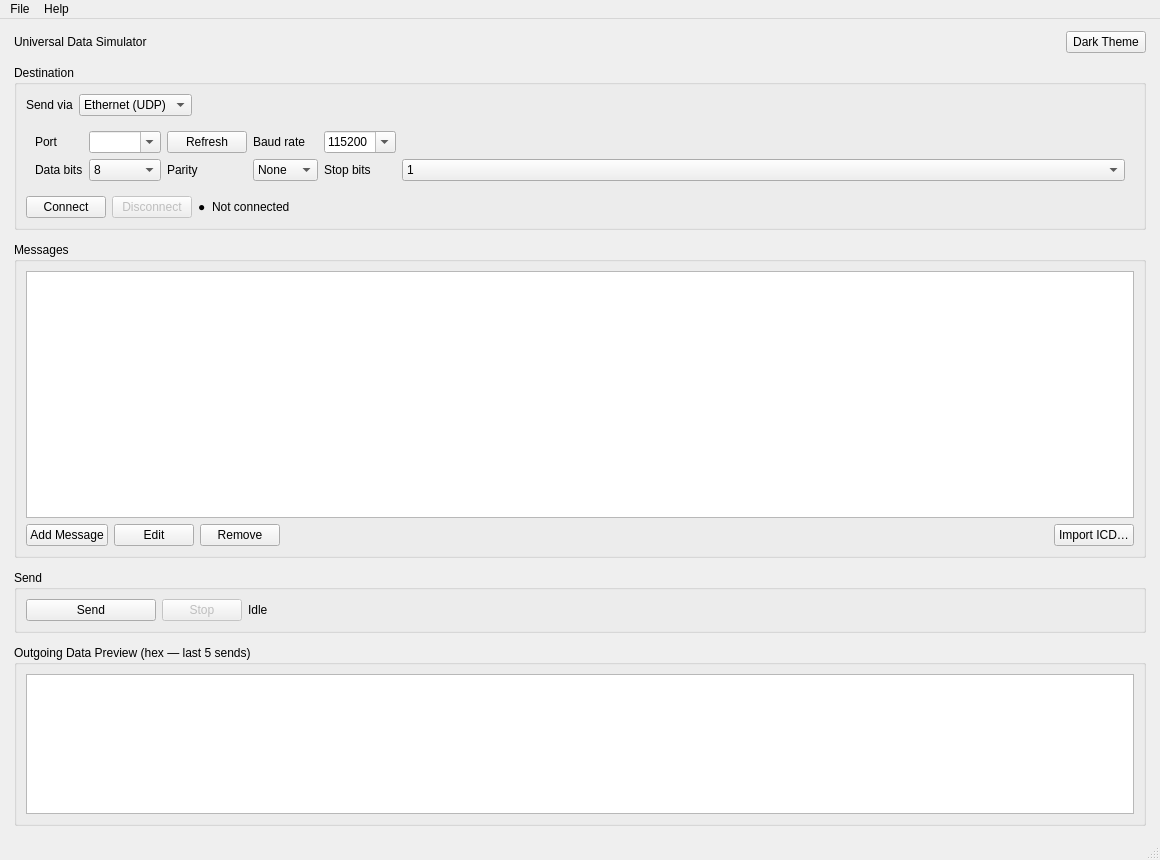
Above: app_simulator/forms/SimulatorWindow.ui from rohityaduvxnshi/pcapfile before the change. Below: the same form after it.
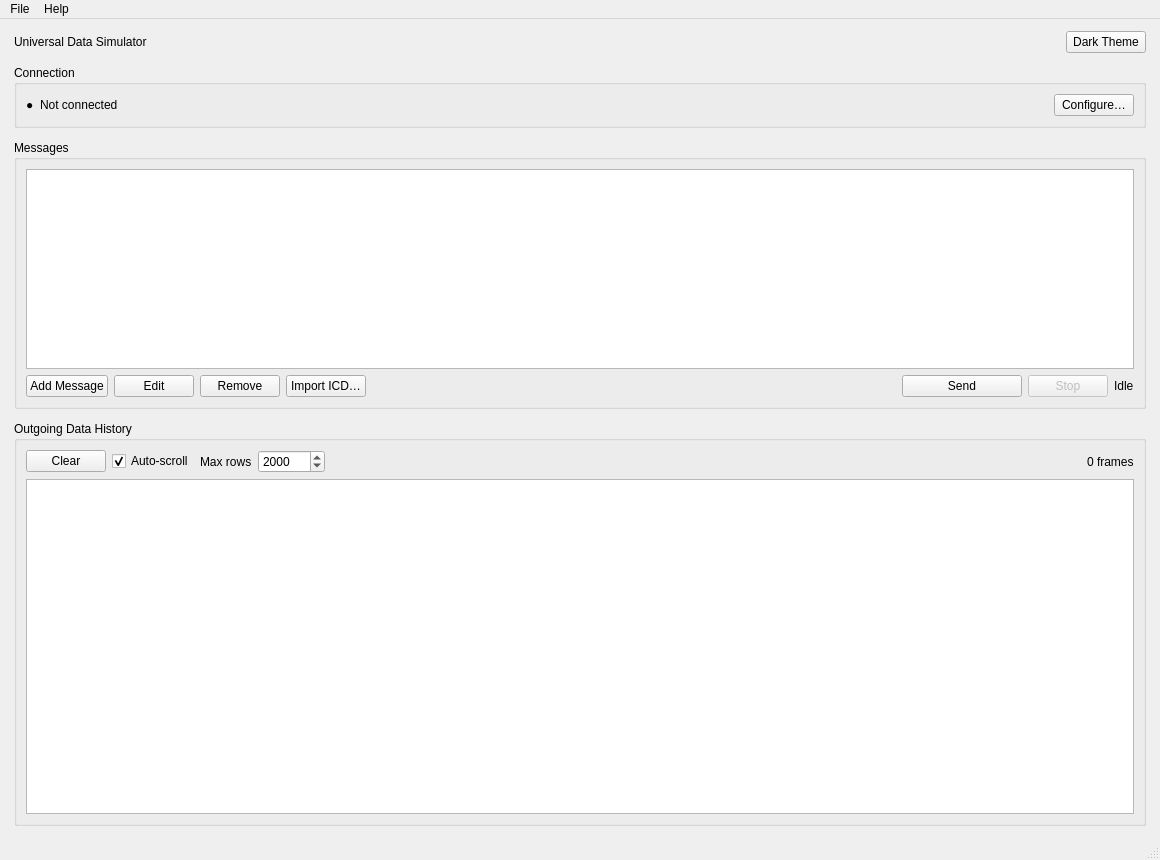
That is the form after the change. The open tabs and pages were chosen to show the change.

```diff
--- a/app_simulator/forms/SimulatorWindow.ui
+++ b/app_simulator/forms/SimulatorWindow.ui
@@ -5,7 +5,7 @@
   <property name="geometry"><rect><x>0</x><y>0</y><width>1160</width><height>860</height></rect></property>
   <property name="windowTitle"><string>Universal Data Simulator</string></property>
   <widget class="QWidget" name="centralWidget">
-   <layout class="QVBoxLayout" name="mainLayout" stretch="0,0,1,0,0">
+   <layout class="QVBoxLayout" name="mainLayout" stretch="0,0,1,2">
     <property name="spacing"><number>12</number></property>
     <property name="leftMargin"><number>14</number></property>
     <property name="topMargin"><number>12</number></property>
@@ -15,92 +15,18 @@
      <layout class="QHBoxLayout" name="topRowLayout">
       <item><widget class="QLabel" name="lblAppTitle"><property name="text"><string>Universal Data Simulator</string></property></widget></item>
       <item><spacer name="topStretch"><property name="orientation"><enum>Qt::Horizontal</enum></property><property name="sizeHint" stdset="0"><size><width>40</width><height>20</height></size></property></spacer></item>
-      <item><widget class="QPushButton" name="btnTheme"><property name="text"><string>Dark Theme</string></property><property name="toolTip"><string>Switch between Dark and Light themes. The choice is remembered across launches. Shortcut: Ctrl+T</string></property></widget></item>
+      <item><widget class="QPushButton" name="btnTheme"><property name="text"><string>Dark Theme</string></property><property name="toolTip"><string>Switch between Dark and Light themes (Ctrl+T).</string></property></widget></item>
      </layout>
     </item>
     <item>
-     <widget class="QGroupBox" name="grpDestination">
-      <property name="title"><string>Destination</string></property>
-      <layout class="QVBoxLayout" name="destinationLayout">
-       <item>
-        <layout class="QHBoxLayout" name="destTypeLayout">
-         <item><widget class="QLabel" name="lblDestType"><property name="text"><string>Send via</string></property></widget></item>
-         <item><widget class="QComboBox" name="cmbDestinationType">
-          <property name="toolTip"><string>Where the simulated data is sent: a UDP destination (IP address + port) or a serial COM port.</string></property>
-          <item><property name="text"><string>Ethernet (UDP)</string></property></item>
-          <item><property name="text"><string>Serial Port</string></property></item>
-         </widget></item>
-         <item><spacer name="destTypeStretch"><property name="orientation"><enum>Qt::Horizontal</enum></property><property name="sizeHint" stdset="0"><size><width>40</width><height>20</height></size></property></spacer></item>
-        </layout>
-       </item>
-       <item>
-        <widget class="QStackedWidget" name="stackDestination">
-         <widget class="QWidget" name="pageUdp">
-          <layout class="QGridLayout" name="udpPageLayout">
-           <item row="0" column="0"><widget class="QLabel" name="lblUdpIp"><property name="text"><string>Destination IP</string></property></widget></item>
-           <item row="0" column="1"><widget class="QLineEdit" name="txtUdpIp"><property name="placeholderText"><string>e.g. 192.168.1.50 or 239.1.5.6</string></property><property name="toolTip"><string>IPv4 address of the receiver (a multicast group like 239.x.x.x also works).</string></property></widget></item>
-           <item row="0" column="2"><widget class="QLabel" name="lblUdpPort"><property name="text"><string>UDP Port</string></property></widget></item>
-           <item row="0" column="3"><widget class="QSpinBox" name="spinUdpPort"><property name="minimum"><number>1</number></property><property name="maximum"><number>65535</number></property><property name="value"><number>5000</number></property><property name="toolTip"><string>UDP port the receiver listens on.</string></property></widget></item>
-           <item row="0" column="4"><spacer name="udpStretch"><property name="orientation"><enum>Qt::Horizontal</enum></property><property name="sizeHint" stdset="0"><size><width>40</width><height>20</height></size></property></spacer></item>
-          </layout>
-         </widget>
-         <widget class="QWidget" name="pageSerial">
-          <layout class="QGridLayout" name="serialPageLayout">
-           <item row="0" column="0"><widget class="QLabel" name="lblSerialPort"><property name="text"><string>Port</string></property></widget></item>
-           <item row="0" column="1"><widget class="QComboBox" name="cmbSerialPort"><property name="editable"><bool>true</bool></property><property name="toolTip"><string>Serial COM port to send on. Press Refresh to re-scan the ports available on this PC.</string></property></widget></item>
-           <item row="0" column="2"><widget class="QPushButton" name="btnRefreshSerialPorts"><property name="text"><string>Refresh</string></property><property name="toolTip"><string>Re-scan the serial ports available on this PC.</string></property></widget></item>
-           <item row="0" column="3"><widget class="QLabel" name="lblSerialBaud"><property name="text"><string>Baud rate</string></property></widget></item>
-           <item row="0" column="4"><widget class="QComboBox" name="cmbSerialBaud">
-            <property name="editable"><bool>true</bool></property>
-            <property name="toolTip"><string>Bits per second. Pick a preset or type any rate the device supports.</string></property>
-            <item><property name="text"><string>115200</string></property></item>
-            <item><property name="text"><string>9600</string></property></item>
-            <item><property name="text"><string>4800</string></property></item>
-            <item><property name="text"><string>19200</string></property></item>
-            <item><property name="text"><string>38400</string></property></item>
-            <item><property name="text"><string>57600</string></property></item>
-            <item><property name="text"><string>230400</string></property></item>
-            <item><property name="text"><string>460800</string></property></item>
-            <item><property name="text"><string>921600</string></property></item>
-           </widget></item>
-           <item row="0" column="5"><spacer name="serialStretch"><property name="orientation"><enum>Qt::Horizontal</enum></property><property name="sizeHint" stdset="0"><size><width>40</width><height>20</height></size></property></spacer></item>
-           <item row="1" column="0"><widget class="QLabel" name="lblSerialDataBits"><property name="text"><string>Data bits</string></property></widget></item>
-           <item row="1" column="1"><widget class="QComboBox" name="cmbSerialDataBits">
-            <property name="toolTip"><string>Number of data bits per character (8 is by far the most common).</string></property>
-            <item><property name="text"><string>8</string></property></item>
-            <item><property name="text"><string>7</string></property></item>
-            <item><property name="text"><string>6</string></property></item>
-            <item><property name="text"><string>5</string></property></item>
-           </widget></item>
-           <item row="1" column="2"><widget class="QLabel" name="lblSerialParity"><property name="text"><string>Parity</string></property></widget></item>
-           <item row="1" column="3"><widget class="QComboBox" name="cmbSerialParity">
-            <property name="toolTip"><string>Parity bit scheme (None is by far the most common).</string></property>
-            <item><property name="text"><string>None</string></property></item>
-            <item><property name="text"><string>Even</string></property></item>
-            <item><property name="text"><string>Odd</string></property></item>
-            <item><property name="text"><string>Mark</string></property></item>
-            <item><property name="text"><string>Space</string></property></item>
-           </widget></item>
-           <item row="1" column="4"><widget class="QLabel" name="lblSerialStopBits"><property name="text"><string>Stop bits</string></property></widget></item>
-           <item row="1" column="5"><widget class="QComboBox" name="cmbSerialStopBits">
-            <property name="toolTip"><string>Number of stop bits (1 is by far the most common; 1.5 is only valid with 5 data bits on most hardware).</string></property>
-            <item><property name="text"><string>1</string></property></item>
-            <item><property name="text"><string>1.5</string></property></item>
-            <item><property name="text"><string>2</string></property></item>
-           </widget></item>
-          </layout>
-         </widget>
-        </widget>
-       </item>
-       <item>
-        <layout class="QHBoxLayout" name="connectLayout">
-         <item><widget class="QPushButton" name="btnConnect"><property name="text"><string>Connect</string></property><property name="toolTip"><string>Open the link and send a short health-check message. Green dot = the health message was transmitted; red dot = the link could not be opened or the send failed (a warning explains why). For UDP, green means the datagram was handed to the network — UDP cannot confirm a receiver is listening.</string></property></widget></item>
-         <item><widget class="QPushButton" name="btnDisconnect"><property name="text"><string>Disconnect</string></property><property name="enabled"><bool>false</bool></property><property name="toolTip"><string>Close the link.</string></property></widget></item>
-         <item><widget class="QLabel" name="lblLinkDot"><property name="text"><string>●</string></property></widget></item>
-         <item><widget class="QLabel" name="lblLinkStatus"><property name="text"><string>Not connected</string></property></widget></item>
-         <item><spacer name="connectStretch"><property name="orientation"><enum>Qt::Horizontal</enum></property><property name="sizeHint" stdset="0"><size><width>40</width><height>20</height></size></property></spacer></item>
-        </layout>
-       </item>
+     <widget class="QGroupBox" name="grpConnection">
+      <property name="title"><string>Connection</string></property>
+      <layout class="QHBoxLayout" name="connBarLayout">
+       <item><widget class="QLabel" name="lblLinkDot"><property name="text"><string>●</string></property></widget></item>
+       <item><widget class="QLabel" name="lblConnName"><property name="text"><string>Not connected</string></property><property name="toolTip"><string>The active connection (destination + status). Press Configure to change it.</string></property></widget></item>
+       <item><widget class="QLabel" name="lblLinkStatus"><property name="text"><string/></property></widget></item>
+       <item><spacer name="connBarStretch"><property name="orientation"><enum>Qt::Horizontal</enum></property><property name="sizeHint" stdset="0"><size><width>40</width><height>20</height></size></property></spacer></item>
+       <item><widget class="QPushButton" name="btnConfigureConnection"><property name="text"><string>Configure…</string></property><property name="toolTip"><string>Open the connection settings pop-out to choose UDP / TCP / Serial and connect or disconnect.</string></property></widget></item>
       </layout>
      </widget>
     </item>
@@ -108,35 +34,37 @@
      <widget class="QGroupBox" name="grpMessages">
       <property name="title"><string>Messages</string></property>
       <layout class="QVBoxLayout" name="messagesLayout">
-       <item><widget class="QTableWidget" name="tblMessages"><property name="minimumSize"><size><width>0</width><height>220</height></size></property><property name="toolTip"><string>The messages this simulator can send. Tick the Send? box of every message you want streamed; Configure Fields edits the message's fields and the values to transmit.</string></property></widget></item>
+       <item><widget class="QTableWidget" name="tblMessages"><property name="minimumSize"><size><width>0</width><height>200</height></size></property><property name="toolTip"><string>The messages this simulator can send. Tick the Send? box of every message you want streamed; Configure Fields edits the message's fields and values.</string></property></widget></item>
        <item>
         <layout class="QHBoxLayout" name="messageButtonsLayout">
          <item><widget class="QPushButton" name="btnAddMessage"><property name="text"><string>Add Message</string></property><property name="toolTip"><string>Define a new message: name, payload length, data format (HEX or NMEA) and send rate.</string></property></widget></item>
          <item><widget class="QPushButton" name="btnEditMessage"><property name="text"><string>Edit</string></property><property name="toolTip"><string>Edit the selected message's definition.</string></property></widget></item>
          <item><widget class="QPushButton" name="btnRemoveMessage"><property name="text"><string>Remove</string></property><property name="toolTip"><string>Delete the selected message.</string></property></widget></item>
+         <item><widget class="QPushButton" name="btnImportIcd"><property name="text"><string>Import ICD…</string></property><property name="toolTip"><string>Import messages and their fields from a Word .docx ICD.</string></property></widget></item>
          <item><spacer name="messageButtonsStretch"><property name="orientation"><enum>Qt::Horizontal</enum></property><property name="sizeHint" stdset="0"><size><width>40</width><height>20</height></size></property></spacer></item>
-         <item><widget class="QPushButton" name="btnImportIcd"><property name="text"><string>Import ICD…</string></property><property name="toolTip"><string>Import messages and their fields from a Word .docx ICD. You pick which tables hold field definitions; each becomes a message added below.</string></property></widget></item>
+         <item><widget class="QPushButton" name="btnStartSending"><property name="minimumSize"><size><width>120</width><height>0</height></size></property><property name="text"><string>Send</string></property><property name="toolTip"><string>Verify everything and stream every ticked message at its own rate until Stop (F5).</string></property></widget></item>
+         <item><widget class="QPushButton" name="btnStopSending"><property name="text"><string>Stop</string></property><property name="enabled"><bool>false</bool></property><property name="toolTip"><string>Stop streaming. The link stays connected (Shift+F5).</string></property></widget></item>
+         <item><widget class="QLabel" name="lblSendStats"><property name="text"><string>Idle</string></property></widget></item>
         </layout>
        </item>
       </layout>
      </widget>
     </item>
     <item>
-     <widget class="QGroupBox" name="grpSending">
-      <property name="title"><string>Send</string></property>
-      <layout class="QHBoxLayout" name="sendingLayout">
-       <item><widget class="QPushButton" name="btnStartSending"><property name="minimumSize"><size><width>130</width><height>0</height></size></property><property name="text"><string>Send</string></property><property name="toolTip"><string>Verify everything (connection, ticked messages, every field value) and then stream each ticked message at its own rate until Stop. Shortcut: F5</string></property></widget></item>
-       <item><widget class="QPushButton" name="btnStopSending"><property name="text"><string>Stop</string></property><property name="enabled"><bool>false</bool></property><property name="toolTip"><string>Stop streaming. The link stays connected. Shortcut: Shift+F5</string></property></widget></item>
-       <item><widget class="QLabel" name="lblSendStats"><property name="text"><string>Idle</string></property></widget></item>
-       <item><spacer name="sendingStretch"><property name="orientation"><enum>Qt::Horizontal</enum></property><property name="sizeHint" stdset="0"><size><width>40</width><height>20</height></size></property></spacer></item>
-      </layout>
-     </widget>
-    </item>
-    <item>
-     <widget class="QGroupBox" name="grpPreview">
-      <property name="title"><string>Outgoing Data Preview (hex — last 5 sends)</string></property>
-      <layout class="QVBoxLayout" name="previewLayout">
-       <item><widget class="QPlainTextEdit" name="txtHexPreview"><property name="readOnly"><bool>true</bool></property><property name="maximumBlockCount"><number>5</number></property><property name="minimumSize"><size><width>0</width><height>90</height></size></property><property name="maximumSize"><size><width>16777215</width><height>140</height></size></property><property name="toolTip"><string>The exact bytes most recently handed to the link, newest at the bottom (rolling 5 lines).</string></property></widget></item>
+     <widget class="QGroupBox" name="grpHistory">
+      <property name="title"><string>Outgoing Data History</string></property>
+      <layout class="QVBoxLayout" name="historyLayout">
+       <item>
+        <layout class="QHBoxLayout" name="historyControlsLayout">
+         <item><widget class="QPushButton" name="btnClearHistory"><property name="text"><string>Clear</string></property><property name="toolTip"><string>Empty the history table.</string></property></widget></item>
+         <item><widget class="QCheckBox" name="chkAutoScroll"><property name="text"><string>Auto-scroll</string></property><property name="checked"><bool>true</bool></property><property name="toolTip"><string>Keep the newest row in view as data is sent.</string></property></widget></item>
+         <item><widget class="QLabel" name="lblHistMax"><property name="text"><string>Max rows</string></property></widget></item>
+         <item><widget class="QSpinBox" name="spinHistoryMax"><property name="minimum"><number>100</number></property><property name="maximum"><number>1000000</number></property><property name="value"><number>2000</number></property><property name="toolTip"><string>Older rows are dropped once the history exceeds this many rows.</string></property></widget></item>
+         <item><spacer name="historyControlsStretch"><property name="orientation"><enum>Qt::Horizontal</enum></property><property name="sizeHint" stdset="0"><size><width>40</width><height>20</height></size></property></spacer></item>
+         <item><widget class="QLabel" name="lblHistoryCount"><property name="text"><string>0 frames</string></property></widget></item>
+        </layout>
+       </item>
+       <item><widget class="QTableWidget" name="tblHistory"><property name="minimumSize"><size><width>0</width><height>160</height></size></property><property name="alternatingRowColors"><bool>true</bool></property><property name="toolTip"><string>Every payload handed to the link, newest at the bottom: time, message, byte count and hex.</string></property></widget></item>
       </layout>
      </widget>
     </item>
```
